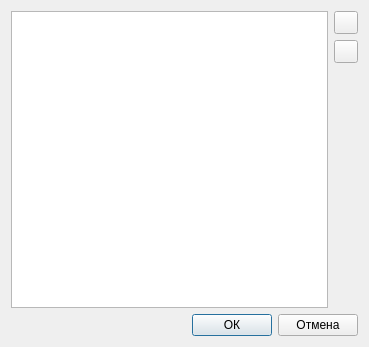
Above: src/departments/positionseditdialog.ui from megakoko/m-system before the change. Below: the same form after it.
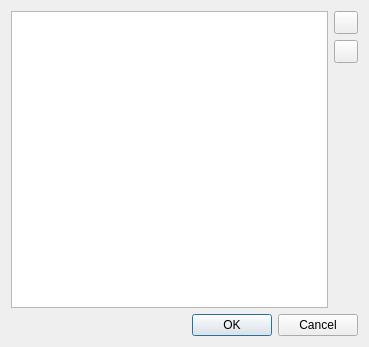
That is the form after the change.

Commit message: Заменил кнопки "ОК - Отмена" в диалоговых окнах на стандартный виджет QDialogButtonBox.

```diff
--- a/src/departments/positionseditdialog.ui
+++ b/src/departments/positionseditdialog.ui
@@ -63,35 +63,11 @@
     </layout>
    </item>
    <item>
-    <layout class="QHBoxLayout" name="horizontalLayout">
-     <item>
-      <spacer name="horizontalSpacer">
-       <property name="orientation">
-        <enum>Qt::Horizontal</enum>
-       </property>
-       <property name="sizeHint" stdset="0">
-        <size>
-         <width>40</width>
-         <height>20</height>
-        </size>
-       </property>
-      </spacer>
-     </item>
-     <item>
-      <widget class="QPushButton" name="m_ok">
-       <property name="text">
-        <string>ОК</string>
-       </property>
-      </widget>
-     </item>
-     <item>
-      <widget class="QPushButton" name="m_cancel">
-       <property name="text">
-        <string>Отмена</string>
-       </property>
-      </widget>
-     </item>
-    </layout>
+    <widget class="QDialogButtonBox" name="m_buttonBox">
+     <property name="standardButtons">
+      <set>QDialogButtonBox::Cancel|QDialogButtonBox::Ok</set>
+     </property>
+    </widget>
    </item>
   </layout>
  </widget>
```
Lines whose indentation alone changed are shown as unchanged. The commit also changes 19 other files.
